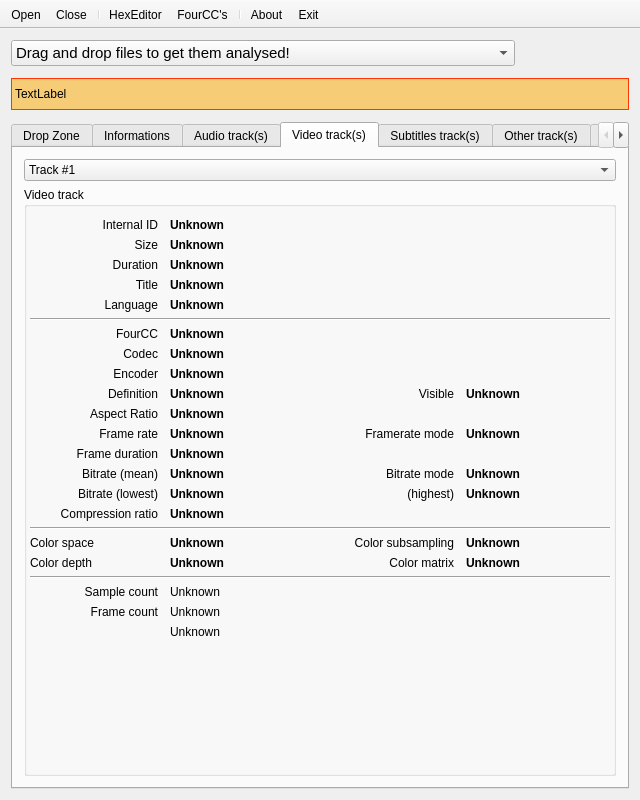
emericg/MiniVideo, file mini_analyser/ui/mainwindow.ui: the form before one commit.
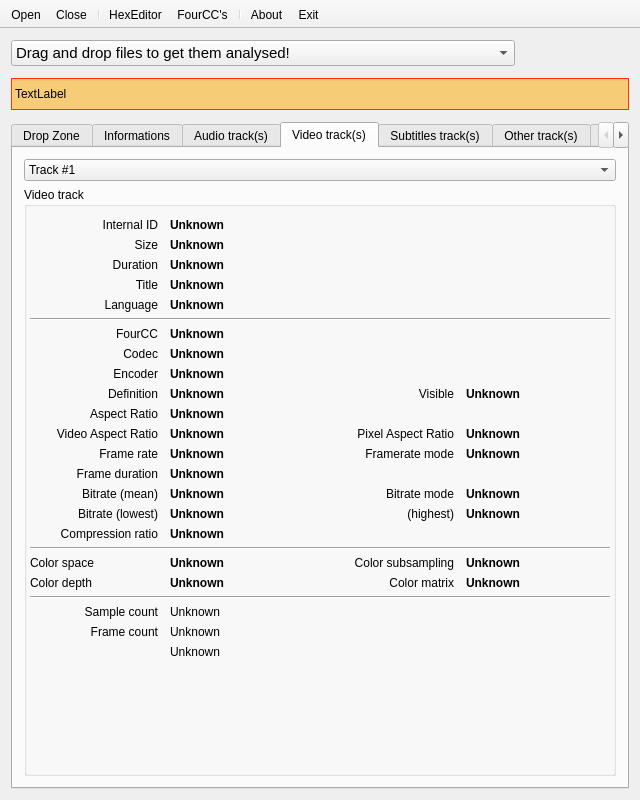
The form after the commit. The open tabs and pages were chosen to show the change. Icons and pictures are not drawn.

Diff of the .ui file:
```diff
--- a/mini_analyser/ui/mainwindow.ui
+++ b/mini_analyser/ui/mainwindow.ui
@@ -1911,17 +1911,17 @@
                </property>
               </widget>
              </item>
-             <item row="7" column="0">
-              <widget class="QLabel" name="label_11">
-               <property name="text">
-                <string>Bitrate (mean)</string>
-               </property>
-               <property name="alignment">
-                <set>Qt::AlignRight|Qt::AlignTrailing|Qt::AlignVCenter</set>
-               </property>
-              </widget>
-             </item>
              <item row="8" column="0">
+              <widget class="QLabel" name="label_11">
+               <property name="text">
+                <string>Bitrate (mean)</string>
+               </property>
+               <property name="alignment">
+                <set>Qt::AlignRight|Qt::AlignTrailing|Qt::AlignVCenter</set>
+               </property>
+              </widget>
+             </item>
+             <item row="9" column="0">
               <widget class="QLabel" name="label_56">
                <property name="text">
                 <string>Bitrate (lowest)</string>
@@ -1951,7 +1951,7 @@
                </property>
               </widget>
              </item>
-             <item row="8" column="1">
+             <item row="9" column="1">
               <widget class="QLabel" name="label_video_bitrate_lowest">
                <property name="font">
                 <font>
@@ -1967,7 +1967,7 @@
                </property>
               </widget>
              </item>
-             <item row="8" column="2">
+             <item row="9" column="2">
               <widget class="QLabel" name="label_72">
                <property name="text">
                 <string>(highest)</string>
@@ -1977,7 +1977,7 @@
                </property>
               </widget>
              </item>
-             <item row="8" column="3">
+             <item row="9" column="3">
               <widget class="QLabel" name="label_video_bitrate_highest">
                <property name="font">
                 <font>
@@ -2009,7 +2009,7 @@
                </property>
               </widget>
              </item>
-             <item row="5" column="0">
+             <item row="6" column="0">
               <widget class="QLabel" name="label_51">
                <property name="text">
                 <string>Frame rate</string>
@@ -2051,7 +2051,7 @@
                </property>
               </widget>
              </item>
-             <item row="5" column="2">
+             <item row="6" column="2">
               <widget class="QLabel" name="label_77">
                <property name="text">
                 <string>Framerate mode</string>
@@ -2071,7 +2071,7 @@
                </property>
               </widget>
              </item>
-             <item row="7" column="1">
+             <item row="8" column="1">
               <widget class="QLabel" name="label_video_bitrate_gross">
                <property name="font">
                 <font>
@@ -2087,7 +2087,7 @@
                </property>
               </widget>
              </item>
-             <item row="7" column="2">
+             <item row="8" column="2">
               <widget class="QLabel" name="label_53">
                <property name="text">
                 <string>Bitrate mode</string>
@@ -2135,7 +2135,7 @@
                </property>
               </widget>
              </item>
-             <item row="5" column="1">
+             <item row="6" column="1">
               <widget class="QLabel" name="label_video_framerate">
                <property name="font">
                 <font>
@@ -2151,7 +2151,7 @@
                </property>
               </widget>
              </item>
-             <item row="9" column="0">
+             <item row="10" column="0">
               <widget class="QLabel" name="label_21">
                <property name="text">
                 <string>Compression ratio</string>
@@ -2161,7 +2161,7 @@
                </property>
               </widget>
              </item>
-             <item row="7" column="3">
+             <item row="8" column="3">
               <widget class="QLabel" name="label_video_bitratemode">
                <property name="font">
                 <font>
@@ -2193,7 +2193,7 @@
                </property>
               </widget>
              </item>
-             <item row="9" column="1" colspan="3">
+             <item row="10" column="1" colspan="3">
               <widget class="QLabel" name="label_video_compression_ratio">
                <property name="font">
                 <font>
@@ -2247,7 +2247,7 @@
                </property>
               </widget>
              </item>
-             <item row="6" column="1">
+             <item row="7" column="1">
               <widget class="QLabel" name="label_video_frameduration">
                <property name="font">
                 <font>
@@ -2263,7 +2263,7 @@
                </property>
               </widget>
              </item>
-             <item row="6" column="0">
+             <item row="7" column="0">
               <widget class="QLabel" name="label_34">
                <property name="text">
                 <string>Frame duration</string>
@@ -2273,7 +2273,7 @@
                </property>
               </widget>
              </item>
-             <item row="5" column="3">
+             <item row="6" column="3">
               <widget class="QLabel" name="label_video_framerate_mode">
                <property name="font">
                 <font>
@@ -2289,6 +2289,58 @@
                </property>
               </widget>
              </item>
+             <item row="5" column="1">
+              <widget class="QLabel" name="label_video_var">
+               <property name="font">
+                <font>
+                 <weight>75</weight>
+                 <bold>true</bold>
+                </font>
+               </property>
+               <property name="text">
+                <string>Unknown</string>
+               </property>
+               <property name="textInteractionFlags">
+                <set>Qt::LinksAccessibleByMouse|Qt::TextSelectableByKeyboard|Qt::TextSelectableByMouse</set>
+               </property>
+              </widget>
+             </item>
+             <item row="5" column="2">
+              <widget class="QLabel" name="label_38">
+               <property name="text">
+                <string>Pixel Aspect Ratio</string>
+               </property>
+               <property name="alignment">
+                <set>Qt::AlignRight|Qt::AlignTrailing|Qt::AlignVCenter</set>
+               </property>
+              </widget>
+             </item>
+             <item row="5" column="3">
+              <widget class="QLabel" name="label_video_par">
+               <property name="font">
+                <font>
+                 <weight>75</weight>
+                 <bold>true</bold>
+                </font>
+               </property>
+               <property name="text">
+                <string>Unknown</string>
+               </property>
+               <property name="textInteractionFlags">
+                <set>Qt::LinksAccessibleByMouse|Qt::TextSelectableByKeyboard|Qt::TextSelectableByMouse</set>
+               </property>
+              </widget>
+             </item>
+             <item row="5" column="0">
+              <widget class="QLabel" name="label_81">
+               <property name="text">
+                <string>Video Aspect Ratio</string>
+               </property>
+               <property name="alignment">
+                <set>Qt::AlignRight|Qt::AlignTrailing|Qt::AlignVCenter</set>
+               </property>
+              </widget>
+             </item>
             </layout>
            </item>
            <item>
```
Left out of the diff: 8 changed lines with no effect on the pictures.
